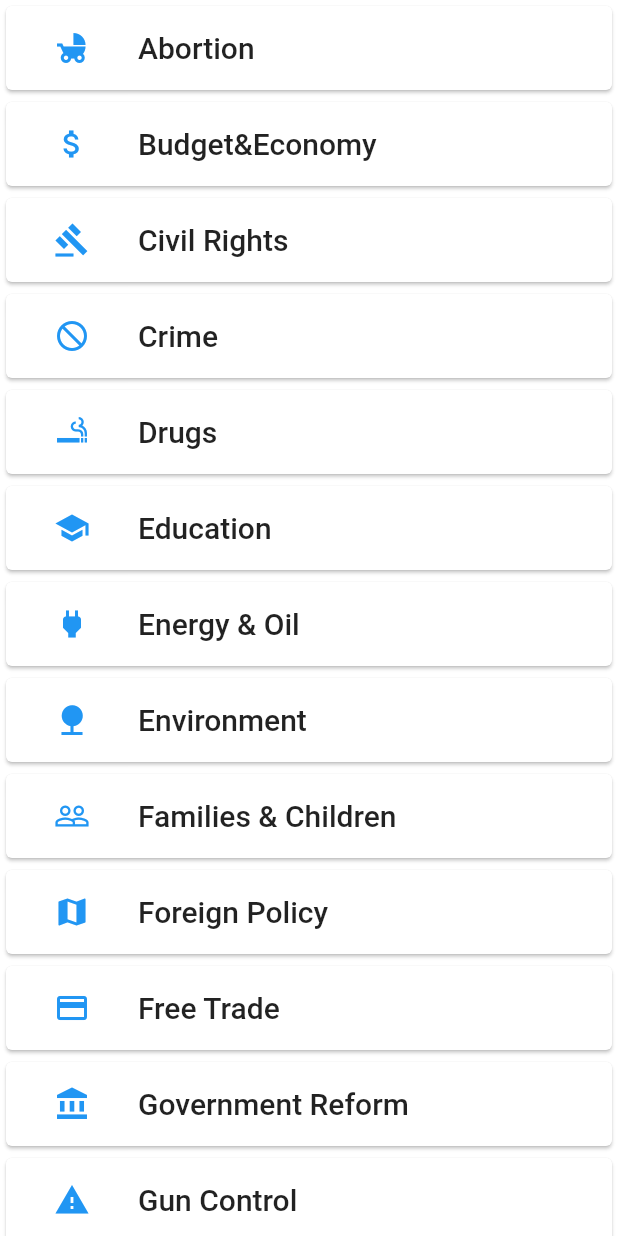
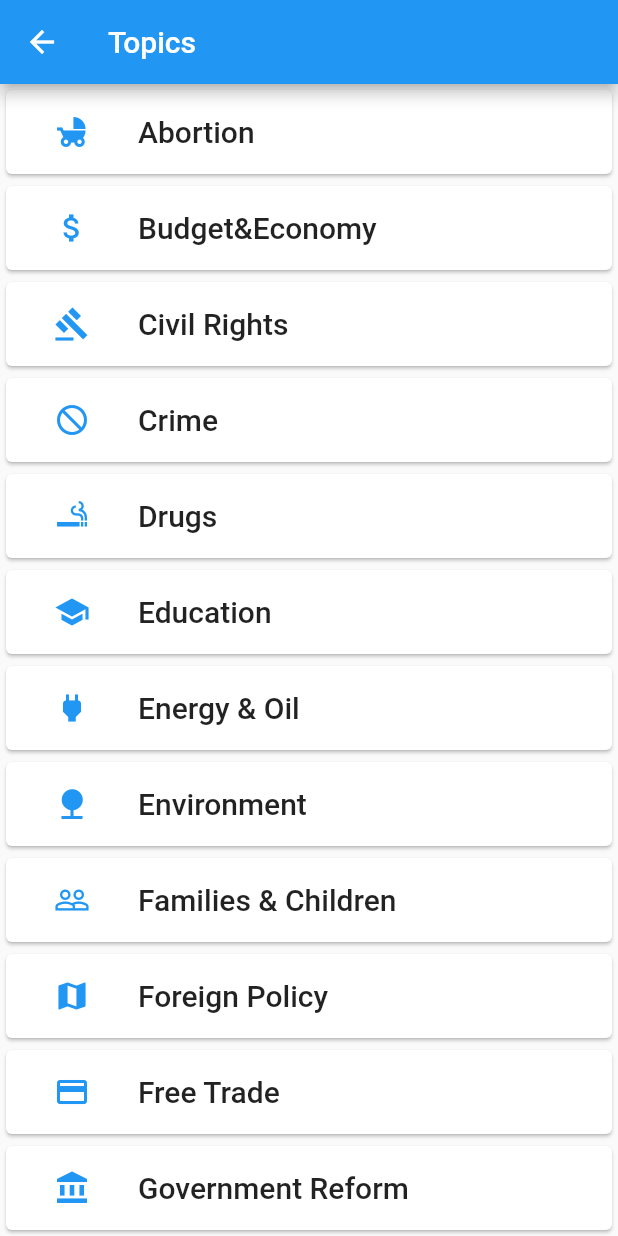
Before and after one commit to 20iyerd/hack_cincinnati_2019, a Flutter app: the Topics screen opened by its route, on a phone screen of 412 x 824 dp. Run offline on Flutter 3.47's test engine with Material 2 defaults, Android fonts, the phone set to English and light mode, and no system bars.

Commit message:
thing is not erroring

```diff
--- a/lib/topics.dart
+++ b/lib/topics.dart
@@ -3,7 +3,9 @@ import "package:flutter/material.dart";
 class Topics extends StatelessWidget {
   @override
   Widget build(BuildContext context) {
-    return DefaultTabController(
+    return Scaffold(
+        appBar: AppBar(title: Text("Topics")),
+        body: DefaultTabController(
             length: 1,
             child: TabBarView(
               children: [
@@ -23,15 +25,17 @@ class Topics extends StatelessWidget {
                     _tile("Government Reform", Icons.account_balance, context),
                     _tile("Gun Control", Icons.warning, context),
                     _tile("Health Care", Icons.healing, context),
-                _tile("Homeland Security", Icons.airplanemode_active, context),
+                    _tile("Homeland Security", Icons.airplanemode_active,
+                        context),
                     _tile("Immigration", Icons.directions_boat, context),
-                _tile("Infrastructure & Technology", Icons.location_city, context),
+                    _tile("Infrastructure & Technology", Icons.location_city,
+                        context),
                     _tile("Jobs", Icons.business_center, context),
                     _tile("Principles & Values", Icons.loyalty, context)
                   ],
                 )
               ],
-        ));
+            )));
   }
 
   Card _tile(String title, IconData icon, BuildContext context) => Card(
```
Lines whose indentation alone changed are shown as unchanged.
